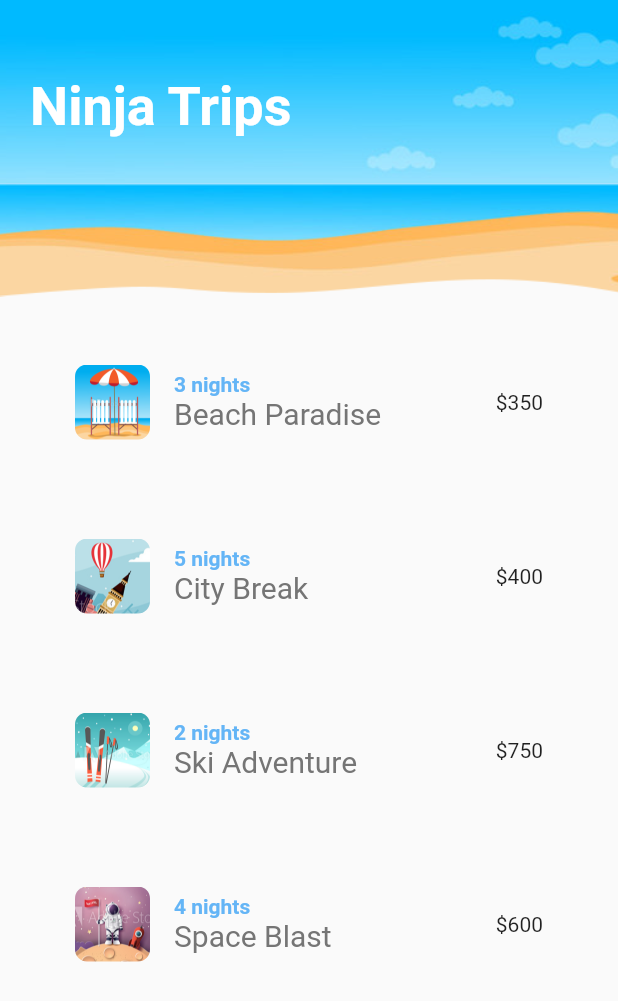
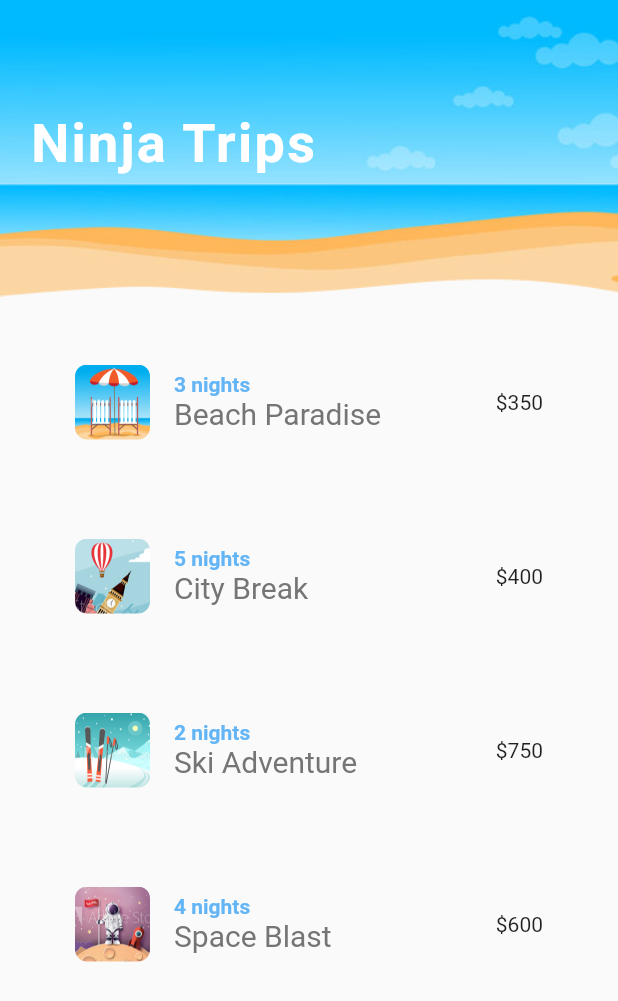
Before and after one commit to NonitMittal/flutter_animation, a Flutter app: the screen it shows after launch, on a phone screen of 412 x 824 dp. Shown: the top 1001 px of the screen. Run offline on Flutter 3.47's test engine with Material 2 defaults, Android fonts, the phone set to English and light mode, and no system bars; missing offline and left inert: lipsum.

Commit message:
tween animation on title

```diff
--- a/lib/shared/screenTitle.dart
+++ b/lib/shared/screenTitle.dart
@@ -7,12 +7,23 @@ class ScreenTitle extends StatelessWidget {
 
   @override
   Widget build(BuildContext context) {
-    return Text(
-      text,
-      style: const TextStyle(
-        fontSize: 36,
-        color: Colors.white,
-        fontWeight: FontWeight.bold,
+    return TweenAnimationBuilder<double>(
+      tween: Tween<double>(begin: 0, end: 1),
+      duration: const Duration(milliseconds: 1000),
+      builder: (BuildContext context, double value, Widget? child) {
+        return Opacity(
+          opacity: value,
+          child:
+              Padding(padding: EdgeInsets.only(top: value * 25), child: child),
+        );
+      },
+      child: Text(
+        text,
+        style: const TextStyle(
+            fontSize: 36,
+            color: Colors.white,
+            fontWeight: FontWeight.bold,
+            letterSpacing: 1.5),
       ),
     );
   }
```
